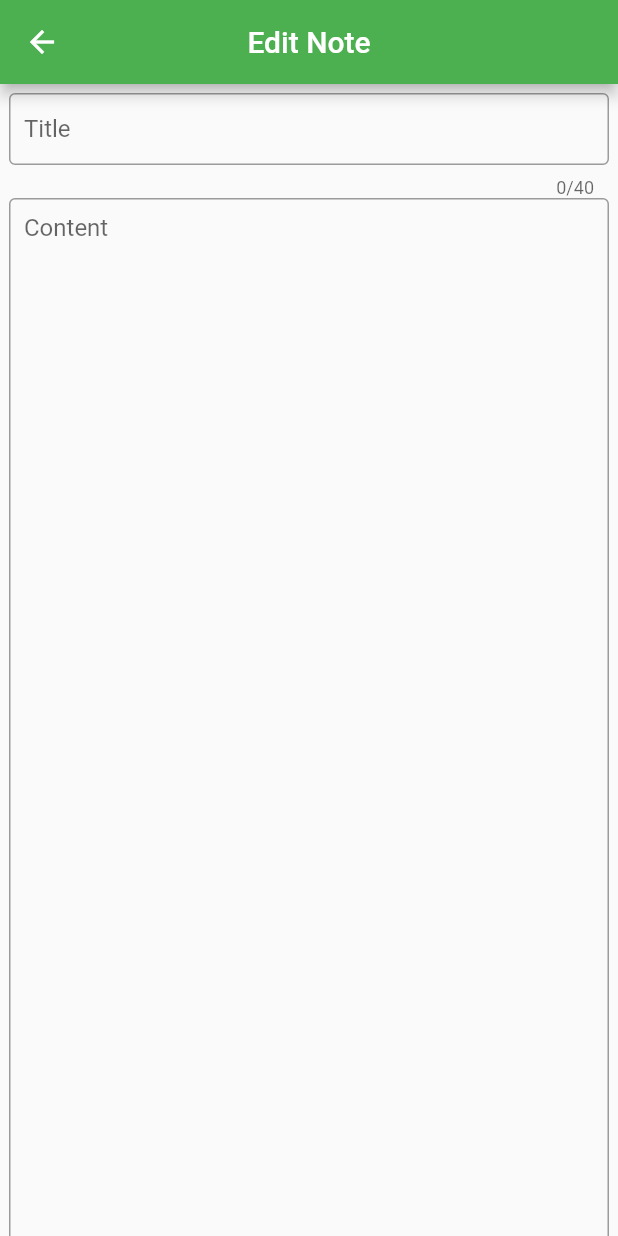
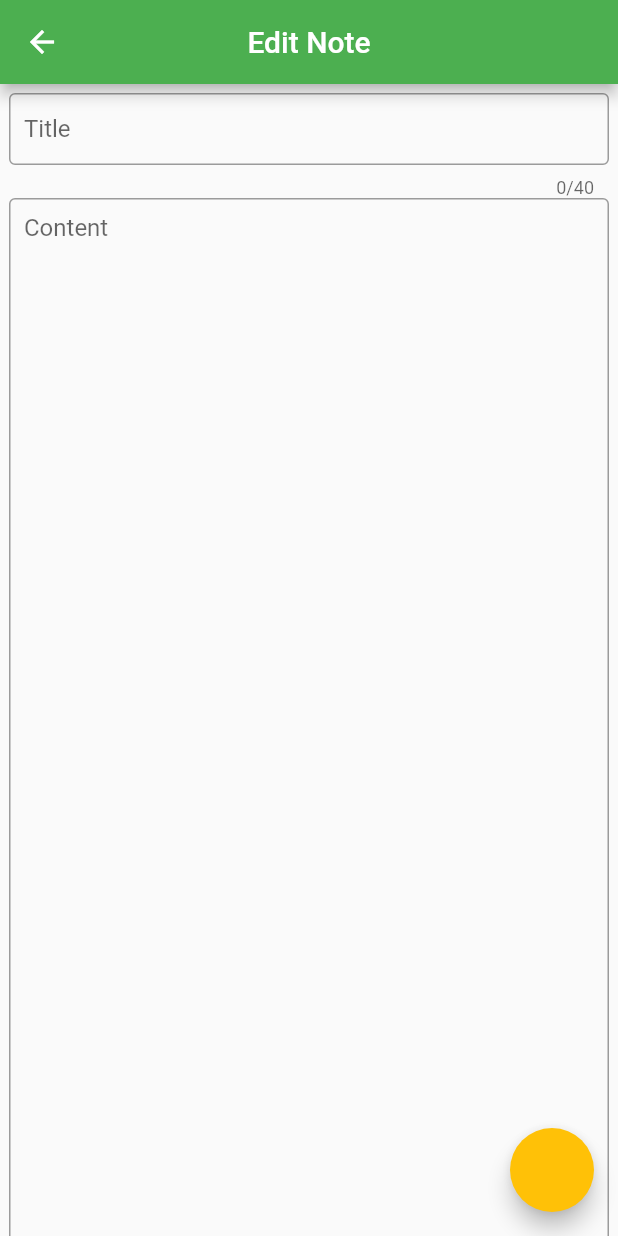
Before and after one commit to niranza/Flutter-Note-App, a Flutter app: the screen it shows after launch, after a tap on the "add" icon, on a phone screen of 412 x 824 dp. Run offline on Flutter 3.47's test engine with Material 2 defaults, Android fonts, the phone set to English and light mode, and no system bars; our stand-ins replace flutter_colorpicker.

```diff
--- a/lib/main.dart
+++ b/lib/main.dart
@@ -11,9 +11,13 @@ class MyApp extends StatelessWidget {
   Widget build(BuildContext context) {
     return MaterialApp(
       initialRoute: "/",
-      routes: {
-        "/": (context) => Home(),
-        "/add-edit": (context) => AddEditNote(),
+      onGenerateRoute: (RouteSettings settings) {
+        var routes = <String, WidgetBuilder>{
+          "/": (ctx) => Home(),
+          "/add-edit": (ctx) => AddEditNote(currentNote: settings.arguments),
+        };
+        WidgetBuilder? builder = routes[settings.name]!;
+        return MaterialPageRoute(builder: (ctx) => builder(ctx));
       },
     );
   }
--- a/lib/pages/add_edit_note.dart
+++ b/lib/pages/add_edit_note.dart
@@ -1,29 +1,122 @@
+import 'dart:async';
 import 'package:flutter/material.dart';
+import 'package:flutter_colorpicker/flutter_colorpicker.dart';
+import 'package:notes_app/models/note.dart';
+import 'package:notes_app/storage/note_storage.dart';
+import 'package:notes_app/utils/contants.dart';
 
-class AddEditNote extends StatelessWidget {
-  const AddEditNote({Key? key}) : super(key: key);
+class AddEditNote extends StatefulWidget {
+  final Object? currentNote;
+
+  Note _getCurrentNote() =>
+      currentNote == null ? Note("", "", null, null) : currentNote as Note;
+
+  late final Note _currentNote = _getCurrentNote();
+
+  Timer? _timer;
+
+  AddEditNote({Key? key, required this.currentNote}) : super(key: key);
 
   @override
+  State<AddEditNote> createState() => _AddEditNoteState();
+}
+
+class _AddEditNoteState extends State<AddEditNote> {
+  @override
   Widget build(BuildContext context) {
-    return Scaffold(
-      appBar: AppBar(
-        title: Text("Edit Note"),
-        centerTitle: true,
-        backgroundColor: Colors.green,
+    final Note _currentNote = widget._currentNote;
+
+    void _saveNote(int delayInSeconds) {
+      widget._timer?.cancel();
+      widget._timer = Timer(const Duration(seconds: saveDelayInSeconds), () {
+        Note note = _currentNote;
+        if (note.title.isEmpty && note.content.isEmpty) {
+          NoteStorage.deleteNote(note);
+        } else {
+          NoteStorage.saveNote(note);
+        }
+      });
+    }
+
+    return WillPopScope(
+      onWillPop: () {
+        Navigator.pop(context, false);
+
+        widget._timer?.cancel();
+        Note note = _currentNote;
+        if (note.title.isEmpty && note.content.isEmpty) {
+          NoteStorage.deleteNote(note);
+        } else {
+          NoteStorage.saveNote(note);
+        }
+
+        return Future.value(false);
+      },
+      child: Scaffold(
+        appBar: AppBar(
+          title: Text("Edit Note"),
+          centerTitle: true,
+          backgroundColor: Colors.green,
+        ),
+        body: BuildEditNote(
+          currentNote: _currentNote,
+          saveNote: _saveNote,
+        ),
+        floatingActionButton: FloatingActionButton(
+          onPressed: () {
+            showDialog(
+              context: context,
+              builder: (context) => AlertDialog(
+                  title: const Text("Pick Note Color"),
+                  content: SingleChildScrollView(
+                    child: ColorPicker(
+                      pickerColor: Color(_currentNote.color),
+                      onColorChanged: (Color color) {
+                        setState(() {
+                          _currentNote.color = color.hashCode;
+                          widget._timer?.cancel();
+                          _saveNote(saveDelayInSeconds);
+                          ;
+                        });
+                      },
+                      showLabel: true,
+                      pickerAreaHeightPercent: 0.8,
+                    ),
+                  )),
+            );
+          },
+          backgroundColor: Color(_currentNote.color),
+        ),
       ),
-      body: BuildEditNote(),
     );
   }
 }
 
 class BuildEditNote extends StatefulWidget {
-  const BuildEditNote({Key? key}) : super(key: key);
+  final Note currentNote;
+  final Function(int) saveNote;
+
+  const BuildEditNote({
+    Key? key,
+    required this.currentNote,
+    required this.saveNote,
+  }) : super(key: key);
 
   @override
-  _BuildEditNoteState createState() => _BuildEditNoteState();
+  State<BuildEditNote> createState() => _BuildEditNoteState();
 }
 
 class _BuildEditNoteState extends State<BuildEditNote> {
+  var titleController = TextEditingController();
+  var contentController = TextEditingController();
+
+  @override
+  void initState() {
+    super.initState();
+    titleController.text = widget.currentNote.title;
+    contentController.text = widget.currentNote.content;
+  }
+
   @override
   Widget build(BuildContext context) {
     return Scrollbar(
@@ -33,7 +126,11 @@ class _BuildEditNoteState extends State<BuildEditNote> {
         child: Column(
           children: [
             TextField(
-              onChanged: (value) => {},
+              controller: titleController,
+              onChanged: (newTitle) {
+                widget.currentNote.title = newTitle;
+                widget.saveNote(saveDelayInSeconds);
+              },
               maxLength: 40,
               decoration: InputDecoration(
                 hintText: "Title",
@@ -42,7 +139,11 @@ class _BuildEditNoteState extends State<BuildEditNote> {
               ),
             ),
             TextField(
-              onChanged: (value) => {},
+              controller: contentController,
+              onChanged: (newContent) {
+                widget.currentNote.content = newContent;
+                widget.saveNote(saveDelayInSeconds);
+              },
               maxLength: 30000,
               textInputAction: TextInputAction.newline,
               keyboardType: TextInputType.multiline,
--- a/lib/pages/home.dart
+++ b/lib/pages/home.dart
@@ -14,11 +14,11 @@ class Home extends StatefulWidget {
 class _HomeState extends State<Home> {
   List<Note> _noteList = [];
 
-  Future<dynamic> _navigateToAddEditNote() async =>
-      await Navigator.pushNamed(context, "/add-edit");
-
-  void _saveNote() =>
-      NoteStorage.saveNote(Note("title", "content", null, null));
+  Future<dynamic> _navigateToAddEditNote(Note? note) async {
+    return note == null
+        ? await Navigator.pushNamed(context, "/add-edit")
+        : await Navigator.pushNamed(context, "/add-edit", arguments: note);
+  }
 
   void _getNotes() async {
     List<Note> noteList = await NoteStorage.getAllNotes();
@@ -41,14 +41,17 @@ class _HomeState extends State<Home> {
         centerTitle: true,
         backgroundColor: Colors.green,
       ),
-      body: BuildNoteList(noteList: _noteList),
+      body: BuildNoteList(
+        noteList: _noteList,
+        onNoteClicked: (Note note) async {
+          await _navigateToAddEditNote(note);
+          _getNotes();
+        },
+      ),
       floatingActionButton: FabAddNote(
         onPressed: () async {
-          dynamic result = await _navigateToAddEditNote();
-          setState(() {
-            _saveNote();
-            _getNotes();
-          });
+          await _navigateToAddEditNote(null);
+          _getNotes();
         },
       ),
     );
--- a/lib/storage/note_storage.dart
+++ b/lib/storage/note_storage.dart
@@ -17,6 +17,7 @@ class NoteStorage {
   static void saveNote(Note note) async {
     File file = File(await _getNotesPath("${note.id}.txt"));
     file.writeAsString(jsonEncode(note));
+    print("Note saved -> ${note.title}");
   }
 
   static Future<List<Note>> getAllNotes() async {
--- /dev/null
+++ b/lib/utils/contants.dart
@@ -0,0 +1 @@
+const int saveDelayInSeconds = 2;
--- a/pubspec.yaml
+++ b/pubspec.yaml
@@ -35,8 +35,9 @@ dependencies:
   # Use with the CupertinoIcons class for iOS style icons.
   cupertino_icons: ^1.0.3
   uuid: ^3.0.5
-  flutter_secure_storage: ^4.2.1
   path_provider: ^2.0.5
+  async: ^2.8.1
+  flutter_colorpicker: ^0.6.0
 
 
 dev_dependencies:
```
Also changed, not shown: lib/widgets/item_note.dart (+9 -3 lines), lib/widgets/note_list.dart (+21 -10 lines), pubspec.lock.
